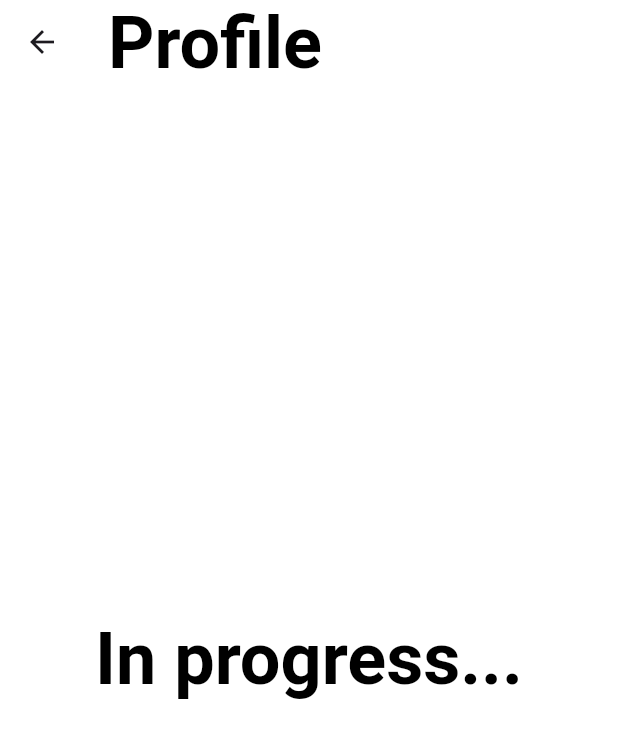
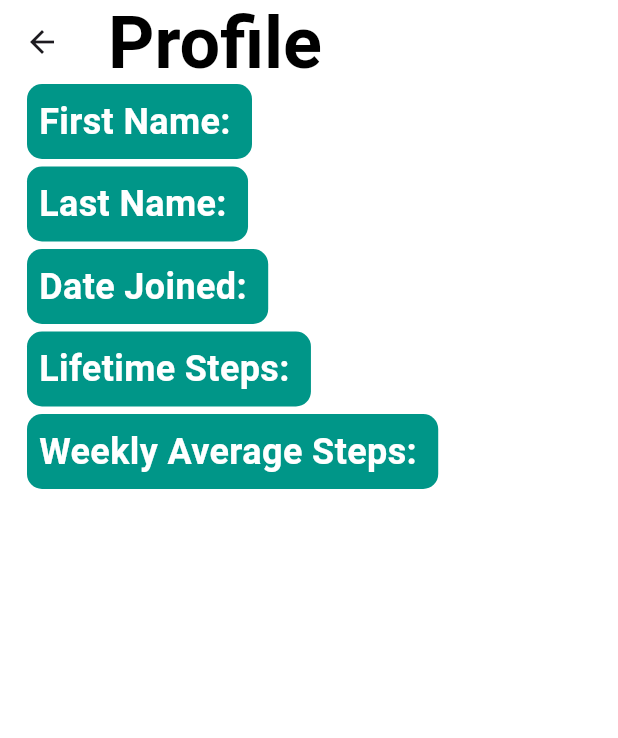
Before and after one commit to InsaneH4/stride_squad, a Flutter app: the Profile screen opened directly, on a phone screen of 412 x 824 dp. Shown: the top 738 px of the screen. Run offline on Flutter 3.47's test engine with Material 2 defaults, Android fonts, the phone set to English and light mode, and no system bars; our stand-ins replace shared_preferences; missing offline and left inert: activity_ring; accounts and stored records are empty.

Commit message:
Profile page text

```diff
--- a/lib/profile.dart
+++ b/lib/profile.dart
@@ -16,16 +16,114 @@ class _ProfileState extends State<Profile> {
       appBar: AppBar(
         title: Text(widget.title),
       ),
-      body: Center(
-        child: Column(
-          mainAxisAlignment: MainAxisAlignment.spaceEvenly,
-          children: [
-            Text(
-              'In progress...',
-              style: Theme.of(context).textTheme.headlineMedium,
+      body: Column(
+        crossAxisAlignment: CrossAxisAlignment.start,
+        children: [
+          Padding(
+            padding: EdgeInsets.only(left: 18.0),
+            child: Container(
+              decoration: BoxDecoration(
+                color: Colors.teal,
+                borderRadius: BorderRadius.circular(10.0),
+              ),
+              child: Padding(
+                padding: EdgeInsets.all(8.0),
+                child: Text(
+                  'First Name: ',
+                  style: TextStyle(
+                    color: Colors.white,
+                    fontSize: 24.0,
+                    fontWeight: FontWeight.bold,
+                  ),
+                ),
+              ),
             ),
-          ],
-        ),
+          ),
+          SizedBox(height: 5.0),
+          Padding(
+            padding: EdgeInsets.only(left: 18.0),
+            child: Container(
+              decoration: BoxDecoration(
+                color: Colors.teal,
+                borderRadius: BorderRadius.circular(10.0),
+              ),
+              child: Padding(
+                padding: EdgeInsets.all(8.0),
+                child: Text(
+                  'Last Name: ',
+                  style: TextStyle(
+                    color: Colors.white,
+                    fontSize: 24.0,
+                    fontWeight: FontWeight.bold,
+                  ),
+                ),
+              ),
+            ),
+          ),
+          SizedBox(height: 5.0),
+          Padding(
+            padding: EdgeInsets.only(left: 18.0),
+            child: Container(
+              decoration: BoxDecoration(
+                color: Colors.teal,
+                borderRadius: BorderRadius.circular(10.0),
+              ),
+              child: Padding(
+                padding: EdgeInsets.all(8.0),
+                child: Text(
+                  'Date Joined: ',
+                  style: TextStyle(
+                    color: Colors.white,
+                    fontSize: 24.0,
+                    fontWeight: FontWeight.bold,
+                  ),
+                ),
+              ),
+            ),
+          ),
+          SizedBox(height: 5.0),
+          Padding(
+            padding: EdgeInsets.only(left: 18.0),
+            child: Container(
+              decoration: BoxDecoration(
+                color: Colors.teal,
+                borderRadius: BorderRadius.circular(10.0),
+              ),
+              child: Padding(
+                padding: EdgeInsets.all(8.0),
+                child: Text(
+                  'Lifetime Steps: ',
+                  style: TextStyle(
+                    color: Colors.white,
+                    fontSize: 24.0,
+                    fontWeight: FontWeight.bold,
+                  ),
+                ),
+              ),
+            ),
+          ),
+          SizedBox(height: 5.0),
+          Padding(
+            padding: EdgeInsets.only(left: 18.0),
+            child: Container(
+              decoration: BoxDecoration(
+                color: Colors.teal,
+                borderRadius: BorderRadius.circular(10.0),
+              ),
+              child: Padding(
+                padding: EdgeInsets.all(8.0),
+                child: Text(
+                  'Weekly Average Steps: ',
+                  style: TextStyle(
+                    color: Colors.white,
+                    fontSize: 24.0,
+                    fontWeight: FontWeight.bold,
+                  ),
+                ),
+              ),
+            ),
+          ),
+        ],
       ),
     );
   }
--- a/lib/settings.dart
+++ b/lib/settings.dart
@@ -32,7 +32,8 @@ class _SettingsState extends State<Settings> {
       ),
       body: Center(
         child: Column(
-          mainAxisAlignment: MainAxisAlignment.spaceEvenly,
+          //      mainAxisAlignment: MainAxisAlignment.spaceEvenly,
+
           children: [
             Text(
               'In progress...',
@@ -48,6 +49,11 @@ class _SettingsState extends State<Settings> {
               child: const Text('Switch Theme',
                   style: TextStyle(fontSize: 26, color: Colors.white)),
             ),
+            ElevatedButton(
+              onPressed: () {},
+              child: const Text('Sign Out',
+                  style: TextStyle(fontSize: 26, color: Colors.white)),
+            ),
           ],
         ),
       ),
```
